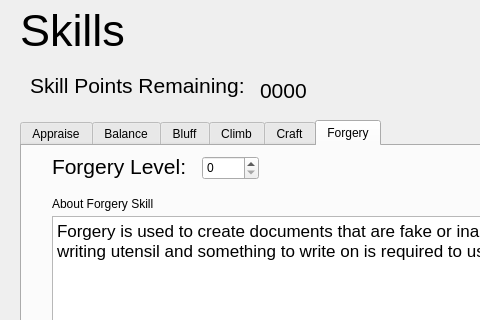
Qt form dndprototype/skills.ui (Jcamp44/dndBuilder) before a commit; both pictures show x 0 to 480 and y 0 to 320 of the 616 by 513 pixel window.
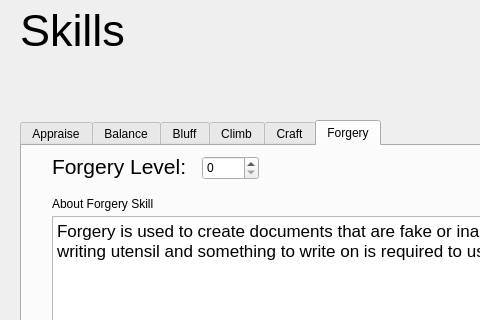
The same form after that commit.

```diff
--- a/dndprototype/skills.ui
+++ b/dndprototype/skills.ui
@@ -468,44 +468,6 @@
     <string>Next</string>
    </property>
   </widget>
-  <widget class="QLabel" name="label">
-   <property name="geometry">
-    <rect>
-     <x>30</x>
-     <y>65</y>
-     <width>221</width>
-     <height>41</height>
-    </rect>
-   </property>
-   <property name="font">
-    <font>
-     <family>Arial</family>
-     <pointsize>16</pointsize>
-    </font>
-   </property>
-   <property name="text">
-    <string>Skill Points Remaining:</string>
-   </property>
-  </widget>
-  <widget class="QLabel" name="label_2">
-   <property name="geometry">
-    <rect>
-     <x>260</x>
-     <y>80</y>
-     <width>62</width>
-     <height>20</height>
-    </rect>
-   </property>
-   <property name="font">
-    <font>
-     <family>Arial</family>
-     <pointsize>16</pointsize>
-    </font>
-   </property>
-   <property name="text">
-    <string>0000</string>
-   </property>
-  </widget>
  </widget>
  <resources/>
  <connections/>
```
